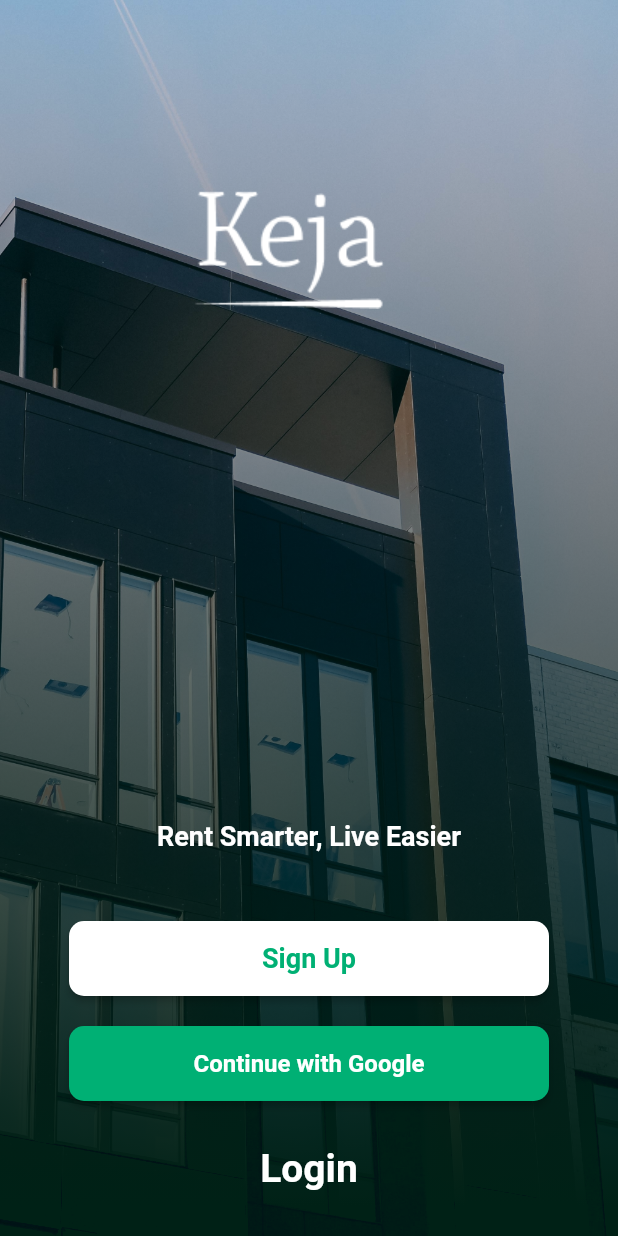
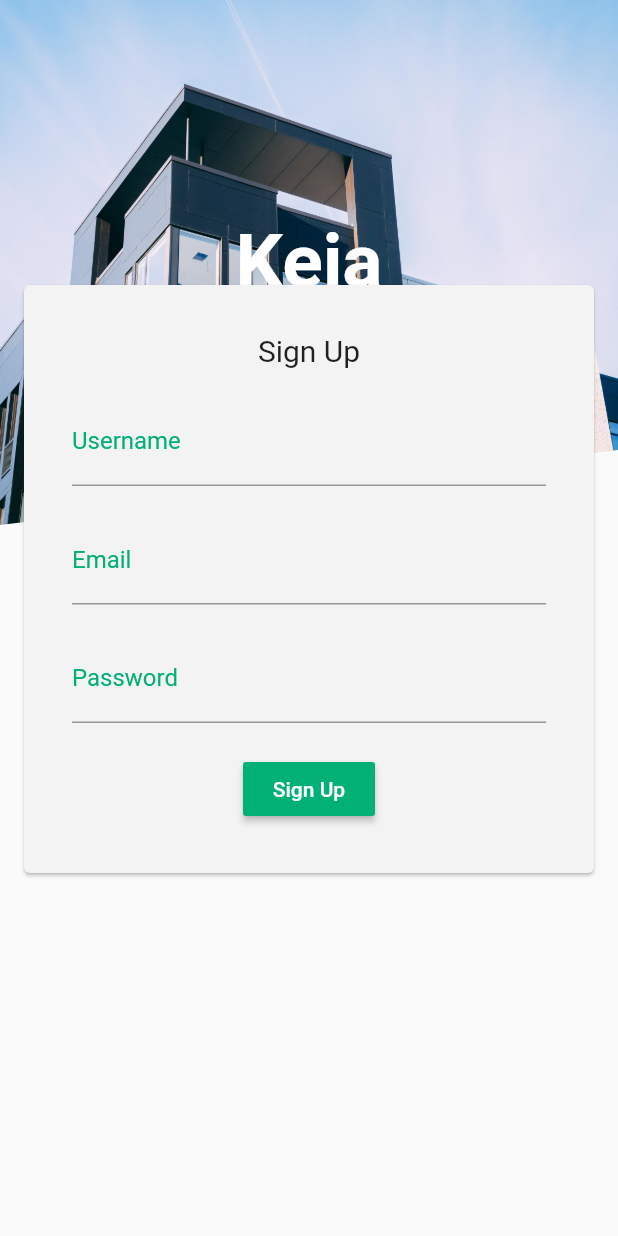
Before and after one commit to SrMoffat/keja-client, a Flutter app: the screen it shows after launch, on a phone screen of 412 x 824 dp. Run offline on Flutter 3.47's test engine with Material 2 defaults, Android fonts, the phone set to English and light mode, and no system bars.

Commit message:
feat(signup-form): add scaffold for sign up form
- [x] Add form bg container
- [x] Add form inputs
- [x] Add submit button
- [] Add form captions
- [x] Add screen bg image
- [x] Add screen bg gradeint

```diff
--- a/lib/main.dart
+++ b/lib/main.dart
@@ -1,6 +1,7 @@
 import 'package:flutter/material.dart';
 
-import './screens/splash_screen.dart';
+// import './screens/splash_screen.dart';
+import './screens/signup_screen.dart';
 
 void main() => runApp(App());
 
@@ -15,7 +16,8 @@ class _AppState extends State<App> {
   @override
   Widget build(BuildContext context) {
     return MaterialApp(
-      home: SplashScreen(),
+      // home: SplashScreen(),
+      home: SignUpScreen()
     );
   }
 }
--- /dev/null
+++ b/lib/screens/signup_screen.dart
@@ -0,0 +1,17 @@
+import 'package:flutter/material.dart';
+
+import '../widgets/signup-form.dart';
+
+class SignUpScreen extends StatefulWidget {
+  @override
+  _SignUpScreenState createState() => _SignUpScreenState();
+}
+
+class _SignUpScreenState extends State<SignUpScreen> {
+  @override
+  Widget build(BuildContext context) {
+    return SafeArea(
+      child: SignUpForm(),
+    );
+  }
+}
--- /dev/null
+++ b/lib/widgets/signup-form-clip-path.dart
@@ -0,0 +1,86 @@
+import 'package:flutter/material.dart';
+
+class SignUpClip extends StatefulWidget {
+  @override
+  _SignUpClipState createState() => _SignUpClipState();
+}
+
+// ShaderMask(
+//   shaderCallback: (rect) {
+//     return LinearGradient(
+//       colors: [
+//         Colors.transparent,
+//         Color(0xff002116),
+//       ],
+//       begin: Alignment.topCenter,
+//       end: Alignment.bottomCenter,
+//     ).createShader(
+//         Rect.fromLTRB(0, -140, rect.width, rect.height - 20));
+//   },
+//   blendMode: BlendMode.darken,
+//   child: Container(
+//     decoration: BoxDecoration(
+//       image: DecorationImage(
+//         image: AssetImage(
+//           'assets/images/background-banner.jpg',
+//         ),
+//         fit: BoxFit.cover,
+//       ),
+//     ),
+//   ),
+// ),
+
+class _SignUpClipState extends State<SignUpClip> {
+  @override
+  Widget build(BuildContext context) {
+    return ClipPath(
+      clipper: SignUpClipper(),
+      child: Container(
+        width: double.infinity,
+        height: 350,
+        decoration: BoxDecoration(
+          image: DecorationImage(
+            image: AssetImage(
+              'assets/images/background-banner.jpg',
+            ),
+            fit: BoxFit.cover,
+          ),
+        ),
+        child: Center(
+          child: Text(
+            'Keja',
+            style: TextStyle(
+              fontSize: 50,
+              fontWeight: FontWeight.bold,
+              color: Colors.white,
+            ),
+          ),
+        ),
+      ),
+    );
+  }
+}
+
+class SignUpClipper extends CustomClipper<Path> {
+  @override
+  Path getClip(Size size) {
+    var path = Path();
+    // path.lineTo(0, size.height - 50);
+    // path.lineTo(size.width / 2, size.height);
+    // path.lineTo(size.width, size.height - 50);
+    // path.lineTo(size.width, 0);
+    // path.close();
+
+    path.lineTo(0, size.height);
+    path.lineTo(size.width, size.height - 50);
+    path.lineTo(size.width, 0);
+    path.close();
+
+    return path;
+  }
+
+  @override
+  bool shouldReclip(CustomClipper<Path> oldClipper) {
+    return null;
+  }
+}
--- /dev/null
+++ b/lib/widgets/signup-form.dart
@@ -0,0 +1,107 @@
+import 'package:flutter/material.dart';
+
+import '../widgets/signup-form-clip-path.dart';
+
+class SignUpForm extends StatefulWidget {
+  @override
+  _SignUpFormState createState() => _SignUpFormState();
+}
+
+class _SignUpFormState extends State<SignUpForm> {
+  final _formKey = GlobalKey<FormState>();
+  String _username;
+  String _email;
+  String _password;
+
+  @override
+  Widget build(BuildContext context) {
+    return Material(
+      child: Stack(
+        children: <Widget>[
+          SignUpClip(),
+          Column(
+            children: <Widget>[
+              Card(
+                margin: EdgeInsets.fromLTRB(16.0, 190.0, 16.0, 0),
+                color: Color(0xffF3F3F3),
+                child: Padding(
+                  padding: EdgeInsets.all(12.0),
+                  child: Container(
+                    padding: EdgeInsets.all(20.0),
+                    child: Form(
+                      key: _formKey,
+                      child: Column(
+                        children: <Widget>[
+                          Text(
+                            'Sign Up',
+                            style: TextStyle(
+                              fontSize: 20,
+                            ),
+                          ),
+                          SizedBox(
+                            height: 20.0,
+                          ),
+                          TextFormField(
+                            onSaved: (value) => _username = value,
+                            decoration: InputDecoration(
+                              labelText: 'Username',
+                              labelStyle: TextStyle(
+                                color: Color(0xff00B074),
+                              ),
+                            ),
+                          ),
+                          SizedBox(
+                            height: 20.0,
+                          ),
+                          TextFormField(
+                            onSaved: (value) => _email = value,
+                            keyboardType: TextInputType.emailAddress,
+                            decoration: InputDecoration(
+                              labelText: 'Email',
+                              labelStyle: TextStyle(
+                                color: Color(0xff00B074),
+                              ),
+                            ),
+                          ),
+                          SizedBox(
+                            height: 20.0,
+                          ),
+                          TextFormField(
+                            onSaved: (value) => _password = value,
+                            obscureText: true,
+                            decoration: InputDecoration(
+                              labelText: 'Password',
+                              labelStyle: TextStyle(
+                                color: Color(0xff00B074),
+                              ),
+                            ),
+                          ),
+                          SizedBox(
+                            height: 20.0,
+                          ),
+                          RaisedButton(
+                            child: Text('Sign Up'),
+                            textColor: Colors.white,
+                            color: Color(0xff00B074),
+                            onPressed: () {
+                              final form = _formKey.currentState;
+                              form.save();
+
+                              if (form.validate()) {
+                                print("$_username $_email $_password");
+                              }
+                            },
+                          ),
+                        ],
+                      ),
+                    ),
+                  ),
+                ),
+              ),
+            ],
+          ),
+        ],
+      ),
+    );
+  }
+}
```
Also changed, not shown: 1 other file.
